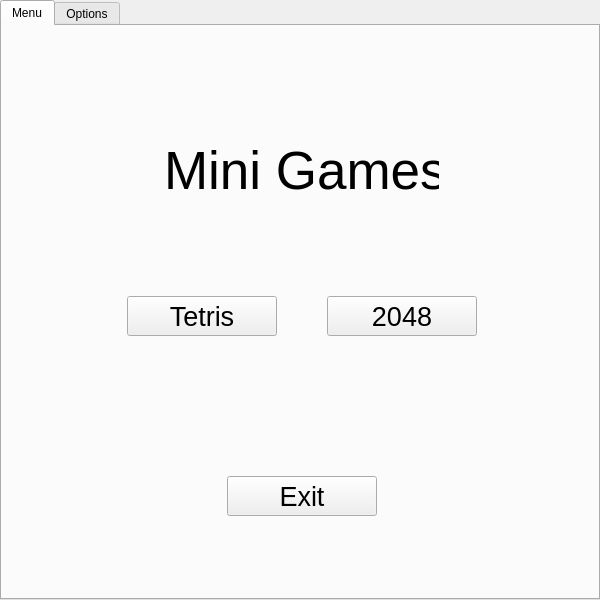
trygvevang/MiniGames, file mainmenu.ui: the form before one commit.
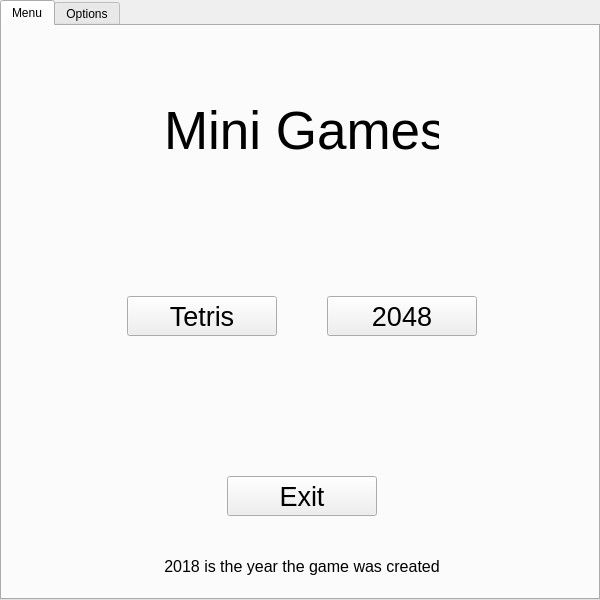
The form after the commit. Icons and pictures are not drawn.

```diff
--- a/mainmenu.ui
+++ b/mainmenu.ui
@@ -45,7 +45,7 @@
      <property name="geometry">
       <rect>
        <x>162</x>
-       <y>120</y>
+       <y>80</y>
        <width>275</width>
        <height>50</height>
       </rect>
@@ -134,6 +134,46 @@
       <string>Exit</string>
      </property>
     </widget>
+    <widget class="QLabel" name="label">
+     <property name="geometry">
+      <rect>
+       <x>150</x>
+       <y>530</y>
+       <width>300</width>
+       <height>20</height>
+      </rect>
+     </property>
+     <property name="font">
+      <font>
+       <pointsize>12</pointsize>
+      </font>
+     </property>
+     <property name="text">
+      <string>2018 is the year the game was created</string>
+     </property>
+     <property name="alignment">
+      <set>Qt::AlignCenter</set>
+     </property>
+    </widget>
+    <widget class="QLabel" name="label_2">
+     <property name="geometry">
+      <rect>
+       <x>125</x>
+       <y>160</y>
+       <width>150</width>
+       <height>97</height>
+      </rect>
+     </property>
+     <property name="text">
+      <string/>
+     </property>
+     <property name="pixmap">
+      <pixmap resource="resources.qrc">:/Images/TetrisLogo.png</pixmap>
+     </property>
+     <property name="scaledContents">
+      <bool>true</bool>
+     </property>
+    </widget>
    </widget>
    <widget class="QWidget" name="tabSettings">
     <attribute name="title">
```
Left out of the diff: 4 changed lines with no effect on the pictures.
